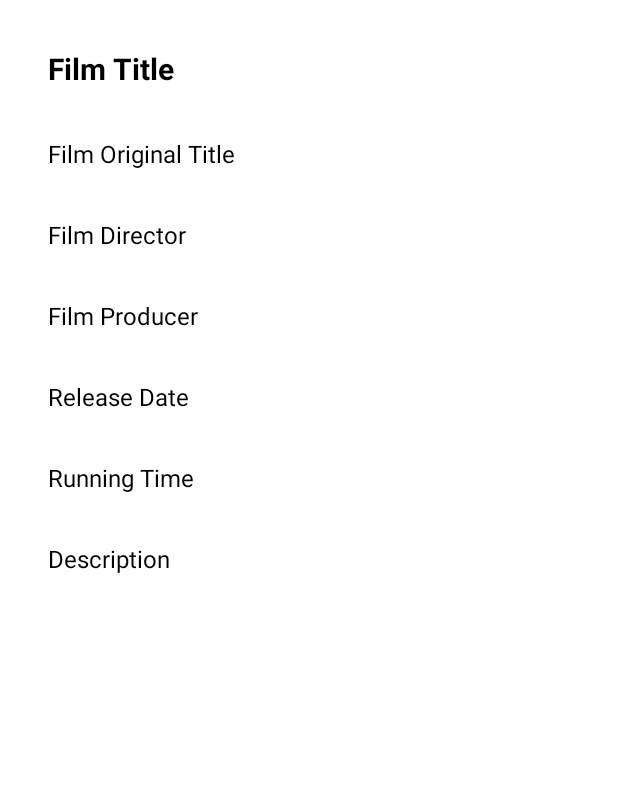
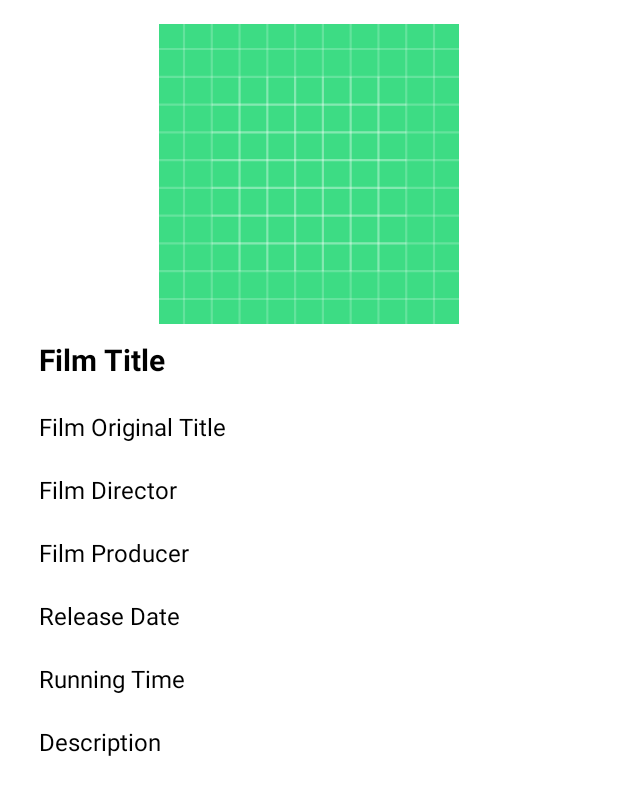
Before and after one commit to MaNGuC88/Android3.Lesson1, an Android app: the layout fragment_film_detail.xml on its own in the app's theme, with its tools: preview values and no code run, on a phone screen of 412 x 824 dp. Shown: the top 795 px of the screen. Run offline under Robolectric (Android 15) with nearby library versions, the phone set to English and light mode, and no system bars.

Commit message:
Added ImageView

```diff
--- a/app/build.gradle
+++ b/app/build.gradle
@@ -50,4 +50,7 @@ dependencies {
     def nav_version = "2.3.5"
     implementation "androidx.navigation:navigation-fragment:$nav_version"
     implementation "androidx.navigation:navigation-ui:$nav_version"
+
+    //Glide
+    implementation 'com.github.bumptech.glide:glide:4.12.0'
 }
--- a/app/src/main/java/com/example/lesson1/ui/film_list/FilmsAdapter.java
+++ b/app/src/main/java/com/example/lesson1/ui/film_list/FilmsAdapter.java
@@ -14,7 +14,7 @@ import com.example.lesson1.databinding.ItemFilmBinding;
 import java.util.ArrayList;
 import java.util.List;
 
-public class FilmsAdapter extends RecyclerView.Adapter<FilmsAdapter.FilmsViewHolder>{
+public class FilmsAdapter extends RecyclerView.Adapter<FilmsAdapter.FilmsViewHolder> {
 
     private List<Film> films = new ArrayList<>();
     private OnItemClickListener onItemClickListener;
@@ -53,6 +53,7 @@ public class FilmsAdapter extends RecyclerView.Adapter<FilmsAdapter.FilmsViewHol
     public class FilmsViewHolder extends RecyclerView.ViewHolder {
 
         private ItemFilmBinding binding;
+
         public FilmsViewHolder(@NonNull ItemFilmBinding binding) {
             super(binding.getRoot());
             this.binding = binding;
--- a/app/src/main/java/com/example/lesson1/ui/film_list/FilmsFragment.java
+++ b/app/src/main/java/com/example/lesson1/ui/film_list/FilmsFragment.java
@@ -45,13 +45,13 @@ public class FilmsFragment extends Fragment {
             public void onItemClick(int position) {
                 Film film = adapter.getItem(position);
                 if (film != null) {
-                    openFilmsDetailFragment(film);
+                    openFilmsDetailsFragment(film);
                 }
             }
         });
     }
 
-    private void openFilmsDetailFragment(Film film) {
+    private void openFilmsDetailsFragment(Film film) {
         Bundle bundle = new Bundle();
         bundle.putSerializable("film", film);
         NavController navController = Navigation.findNavController(requireActivity(), R.id.nav_host_fragment);
@@ -61,7 +61,6 @@ public class FilmsFragment extends Fragment {
     @Override
     public View onCreateView(LayoutInflater inflater, ViewGroup container,
                              Bundle savedInstanceState) {
-        // Inflate the layout for this fragment
         binding = FragmentFilmsBinding.inflate(inflater, container, false);
         return binding.getRoot();
     }
--- a/app/src/main/res/layout/fragment_film_detail.xml
+++ b/app/src/main/res/layout/fragment_film_detail.xml
@@ -5,24 +5,31 @@
     android:layout_height="match_parent"
     android:orientation="vertical"
     android:padding="16dp"
-    tools:context=".ui.film_detail.FilmDetailFragment">
+    tools:context=".ui.film_detail.FilmDetailsFragment">
+
+    <ImageView
+        android:id="@+id/movieImage"
+        android:layout_width="200dp"
+        android:layout_height="200dp"
+        android:layout_gravity="center"
+        tools:src="@drawable/ic_launcher_background" />
 
     <TextView
         android:id="@+id/TitleTv"
         android:layout_width="match_parent"
         android:layout_height="wrap_content"
+        android:layout_margin="10dp"
         android:textColor="@color/black"
+        android:textSize="20sp"
         android:textStyle="bold"
-        android:layout_margin="16dp"
-        android:textSize="20sp"
         tools:text="Film Title" />
 
     <TextView
         android:id="@+id/OriginalTitleTv"
         android:layout_width="match_parent"
         android:layout_height="wrap_content"
+        android:layout_margin="10dp"
         android:textColor="@color/black"
-        android:layout_margin="16dp"
         android:textSize="16sp"
         tools:text="Film Original Title" />
 
@@ -30,8 +37,8 @@
         android:id="@+id/DirectorTv"
         android:layout_width="match_parent"
         android:layout_height="wrap_content"
+        android:layout_margin="10dp"
         android:textColor="@color/black"
-        android:layout_margin="16dp"
         android:textSize="16sp"
         tools:text="Film Director" />
 
@@ -39,8 +46,8 @@
         android:id="@+id/ProducerTv"
         android:layout_width="match_parent"
         android:layout_height="wrap_content"
+        android:layout_margin="10dp"
         android:textColor="@color/black"
-        android:layout_margin="16dp"
         android:textSize="16sp"
         tools:text="Film Producer" />
 
@@ -48,8 +55,8 @@
         android:id="@+id/ReleaseDateTv"
         android:layout_width="match_parent"
         android:layout_height="wrap_content"
+        android:layout_margin="10dp"
         android:textColor="@color/black"
-        android:layout_margin="16dp"
         android:textSize="16sp"
         tools:text="Release Date" />
 
@@ -57,8 +64,8 @@
         android:id="@+id/RunningTimeTv"
         android:layout_width="match_parent"
         android:layout_height="wrap_content"
+        android:layout_margin="10dp"
         android:textColor="@color/black"
-        android:layout_margin="16dp"
         android:textSize="16sp"
         tools:text="Running Time" />
 
@@ -66,8 +73,8 @@
         android:id="@+id/DescriptionTv"
         android:layout_width="match_parent"
         android:layout_height="wrap_content"
+        android:layout_margin="10dp"
         android:textColor="@color/black"
-        android:layout_margin="16dp"
         android:textSize="16sp"
         tools:text="Description" />
 
--- a/app/src/main/res/navigation/nav_graph.xml
+++ b/app/src/main/res/navigation/nav_graph.xml
@@ -12,7 +12,7 @@
         tools:layout="@layout/fragment_films" />
     <fragment
         android:id="@+id/filmDetailFragment"
-        android:name="com.example.lesson1.ui.film_detail.FilmDetailFragment"
+        android:name="com.example.lesson1.ui.film_detail.FilmDetailsFragment"
         android:label="Film Details."
         tools:layout="@layout/fragment_film_detail" />
 </navigation>
```
Also changed, not shown: app/src/main/java/com/example/lesson1/data/models/Film.java (+14 -1 lines), app/src/main/java/com/example/lesson1/ui/film_detail/FilmDetailsFragment.java (renamed from app/src/main/java/com/example/lesson1/ui/film_detail/FilmDetailFragment.java, +7 -2 lines).
